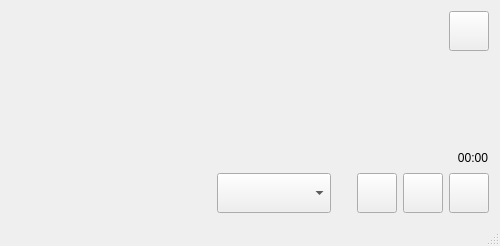
Before: the Qt Designer form src/mainwindow.ui in zonyitoo/doubanfm-qt, drawn with Qt 5.
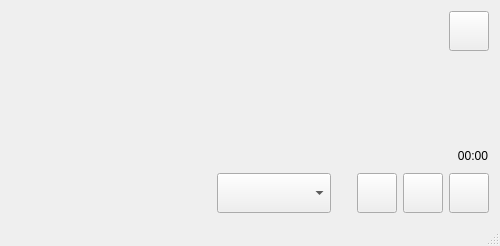
After: the same form once the commit is applied.

What changed in the file:
```diff
--- a/src/mainwindow.ui
+++ b/src/mainwindow.ui
@@ -112,6 +112,7 @@
         </property>
         <property name="font">
          <font>
+          <family>Sans Serif</family>
           <pointsize>10</pointsize>
          </font>
         </property>
@@ -145,6 +146,7 @@
           </property>
           <property name="font">
            <font>
+            <family>Sans Serif</family>
             <pointsize>12</pointsize>
             <weight>50</weight>
             <italic>false</italic>
```
Left out of the diff: 8 changed lines with no effect on the pictures.
